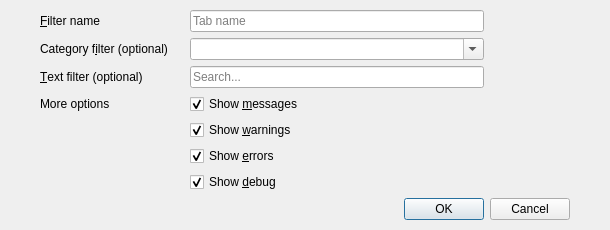
The window that Code/Framework/AzToolsFramework/AzToolsFramework/UI/Logging/NewLogTabDialog.ui (Zee2401/o3de) describes before a commit, drawn with Qt 5.
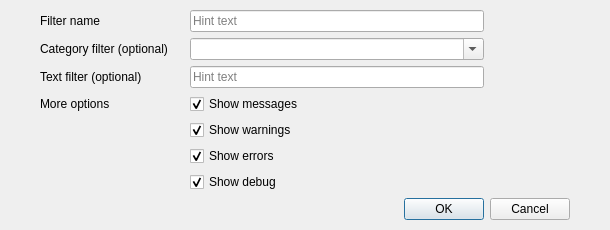
The same window after the commit.

Commit message:
🎨 Palette: Improve UX and accessibility of Lua IDE Find/Replace dialog
- Added keyboard mnemonics and buddy relationships to 'Text to Find' and 'Replace With' labels.
- Added descriptive placeholder text and enabled clear buttons for search and replace input fields.
- Verified XML structural validity.
- Improvements ensure parity between visual hints and keyboard/screen reader navigation.

Patch:
```diff
--- a/Code/Framework/AzToolsFramework/AzToolsFramework/UI/Logging/NewLogTabDialog.ui
+++ b/Code/Framework/AzToolsFramework/AzToolsFramework/UI/Logging/NewLogTabDialog.ui
@@ -35,10 +35,7 @@
    <item row="0" column="0">
     <widget class="QLabel" name="nameLabel">
      <property name="text">
-      <string>&amp;Filter name</string>
-     </property>
-     <property name="buddy">
-      <cstring>tabNameEdit</cstring>
+      <string>Filter name</string>
      </property>
     </widget>
    </item>
@@ -48,20 +45,14 @@
       <string>Required!</string>
      </property>
      <property name="placeholderText">
-      <string>Tab name</string>
-     </property>
-     <property name="clearButtonEnabled">
-      <bool>true</bool>
+      <string>Hint text</string>
      </property>
     </widget>
    </item>
    <item row="1" column="0">
     <widget class="QLabel" name="windowNameBoxLabel">
      <property name="text">
-      <string>Category f&amp;ilter (optional)</string>
-     </property>
-     <property name="buddy">
-      <cstring>windowNameBox</cstring>
+      <string>Category filter (optional)</string>
      </property>
     </widget>
    </item>
@@ -78,20 +69,14 @@
    <item row="2" column="0">
     <widget class="QLabel" name="filterLabel">
      <property name="text">
-      <string>&amp;Text filter (optional)</string>
-     </property>
-     <property name="buddy">
-      <cstring>filterEdit</cstring>
+      <string>Text filter (optional)</string>
      </property>
     </widget>
    </item>
    <item row="2" column="1" colspan="2">
     <widget class="QLineEdit" name="filterEdit">
      <property name="placeholderText">
-      <string>Search...</string>
-     </property>
-     <property name="clearButtonEnabled">
-      <bool>true</bool>
+      <string>Hint text</string>
      </property>
     </widget>
    </item>
@@ -105,7 +90,7 @@
    <item row="3" column="1" colspan="2">
     <widget class="QCheckBox" name="checkNormal">
      <property name="text">
-      <string>Show &amp;messages</string>
+      <string>Show messages</string>
      </property>
      <property name="checked">
       <bool>true</bool>
@@ -115,7 +100,7 @@
    <item row="4" column="1" colspan="2">
     <widget class="QCheckBox" name="checkWarning">
      <property name="text">
-      <string>Show &amp;warnings</string>
+      <string>Show warnings</string>
      </property>
      <property name="checked">
       <bool>true</bool>
@@ -125,7 +110,7 @@
    <item row="5" column="1" colspan="2">
     <widget class="QCheckBox" name="checkError">
      <property name="text">
-      <string>Show &amp;errors</string>
+      <string>Show errors</string>
      </property>
      <property name="checked">
       <bool>true</bool>
@@ -135,7 +120,7 @@
    <item row="6" column="1" colspan="2">
     <widget class="QCheckBox" name="checkDebug">
      <property name="text">
-      <string>Show &amp;debug</string>
+      <string>Show debug</string>
      </property>
      <property name="checked">
       <bool>true</bool>
```
The commit also changes 1 other file.
